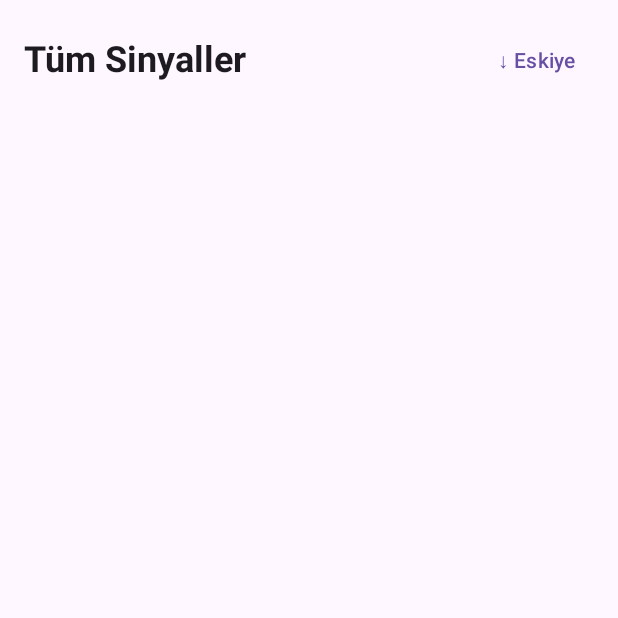
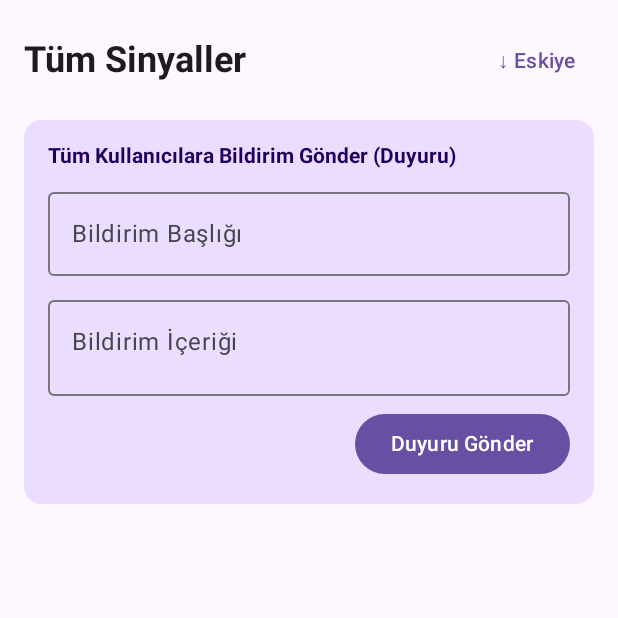
Before and after one commit to yazicihamit4-tech/harita10, an Android app built with Jetpack Compose: the composable AdminEkrani shown on its own in the app's theme, on a phone screen of 412 x 824 dp, the top half of it. Run offline under Robolectric (Android 15) with nearby library versions, the phone set to English and light mode, and no system bars; our stand-ins replace AdMob, Firebase (no records; nobody signed in at launch, a user with empty details on screens opened directly); pictures from the network do not load; 2 statements that could not run were skipped.

Commit message:
Add broadcast notification UI for admins and topic subscription
- Created a new card in the Admin screen of `MainActivity.kt` to allow administrators to input a title and body for a broadcast message.
- Modified `MainActivity.kt` to subscribe all users to the "all_users" Firebase Messaging topic upon app initialization.
- Added `sendBroadcastNotification` method to `NotificationSender.kt` which makes a POST request to a new Cloud Function (`broadcastNotification`).

Co-authored-by: yazicihamit4-tech <250544914+yazicihamit4-tech@users.noreply.github.com>

```diff
--- a/src/main/java/com/yazhamit/izmirharita/MainActivity.kt
+++ b/src/main/java/com/yazhamit/izmirharita/MainActivity.kt
@@ -147,6 +147,8 @@ class MainActivity : ComponentActivity() {
 
         try {
             FirebaseApp.initializeApp(this)
+            // Abone ol (Tüm kullanıcılara toplu duyuru gönderebilmek için)
+            FirebaseMessaging.getInstance().subscribeToTopic("all_users")
         } catch (e: Exception) {
             e.printStackTrace()
         }
@@ -1220,6 +1222,66 @@ fun AdminEkrani() {
             }
         }
 
+        // Broadcast Notification UI
+        var broadcastTitle by remember { mutableStateOf("") }
+        var broadcastBody by remember { mutableStateOf("") }
+        var isBroadcasting by remember { mutableStateOf(false) }
+
+        Card(
+            modifier = Modifier.fillMaxWidth().padding(bottom = 16.dp),
+            colors = CardDefaults.cardColors(containerColor = MaterialTheme.colorScheme.primaryContainer)
+        ) {
+            Column(modifier = Modifier.padding(16.dp)) {
+                Text(
+                    text = "Tüm Kullanıcılara Bildirim Gönder (Duyuru)",
+                    fontWeight = FontWeight.Bold,
+                    color = MaterialTheme.colorScheme.onPrimaryContainer,
+                    modifier = Modifier.padding(bottom = 8.dp)
+                )
+                OutlinedTextField(
+                    value = broadcastTitle,
+                    onValueChange = { broadcastTitle = it },
+                    label = { Text("Bildirim Başlığı") },
+                    modifier = Modifier.fillMaxWidth(),
+                    singleLine = true
+                )
+                Spacer(modifier = Modifier.height(8.dp))
+                OutlinedTextField(
+                    value = broadcastBody,
+                    onValueChange = { broadcastBody = it },
+                    label = { Text("Bildirim İçeriği") },
+                    modifier = Modifier.fillMaxWidth(),
+                    minLines = 2
+                )
+                Spacer(modifier = Modifier.height(8.dp))
+                Button(
+                    onClick = {
+                        if (broadcastTitle.isNotBlank() && broadcastBody.isNotBlank()) {
+                            isBroadcasting = true
+                            NotificationSender.sendBroadcastNotification(context, broadcastTitle, broadcastBody) { success, msg ->
+                                coroutineScope.launch(Dispatchers.Main) {
+                                    isBroadcasting = false
+                                    if (success) {
+                                        Toast.makeText(context, "Duyuru gönderildi!", Toast.LENGTH_SHORT).show()
+                                        broadcastTitle = ""
+                                        broadcastBody = ""
+                                    } else {
+                                        Toast.makeText(context, "Gönderim Hatası: $msg", Toast.LENGTH_LONG).show()
+                                    }
+                                }
+                            }
+                        } else {
+                            Toast.makeText(context, "Lütfen başlık ve içerik girin.", Toast.LENGTH_SHORT).show()
+                        }
+                    },
+                    enabled = !isBroadcasting,
+                    modifier = Modifier.align(Alignment.End)
+                ) {
+                    Text(if (isBroadcasting) "Gönderiliyor..." else "Duyuru Gönder")
+                }
+            }
+        }
+
         tumSinyaller.forEach { sinyal ->
             AdminBildirimKarti(
                 sinyal = sinyal,
```
Also changed, not shown: src/main/java/com/yazhamit/izmirharita/NotificationSender.kt (+47 -0 lines).
